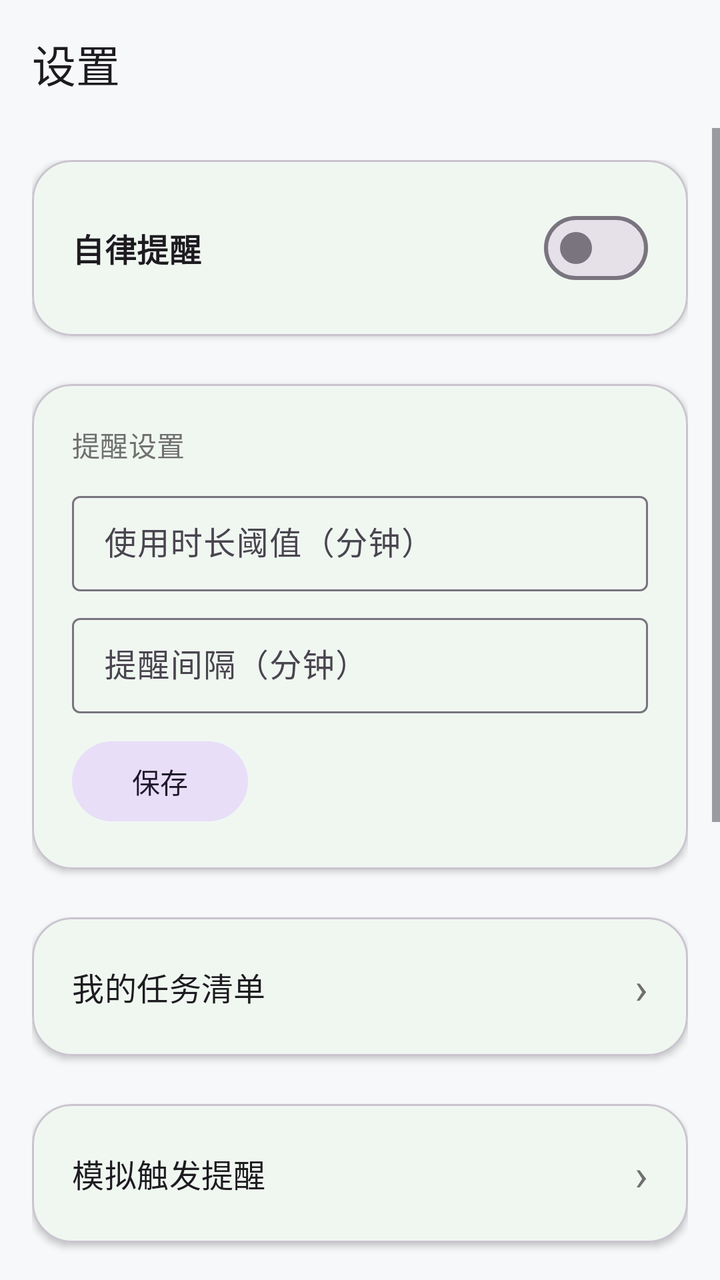
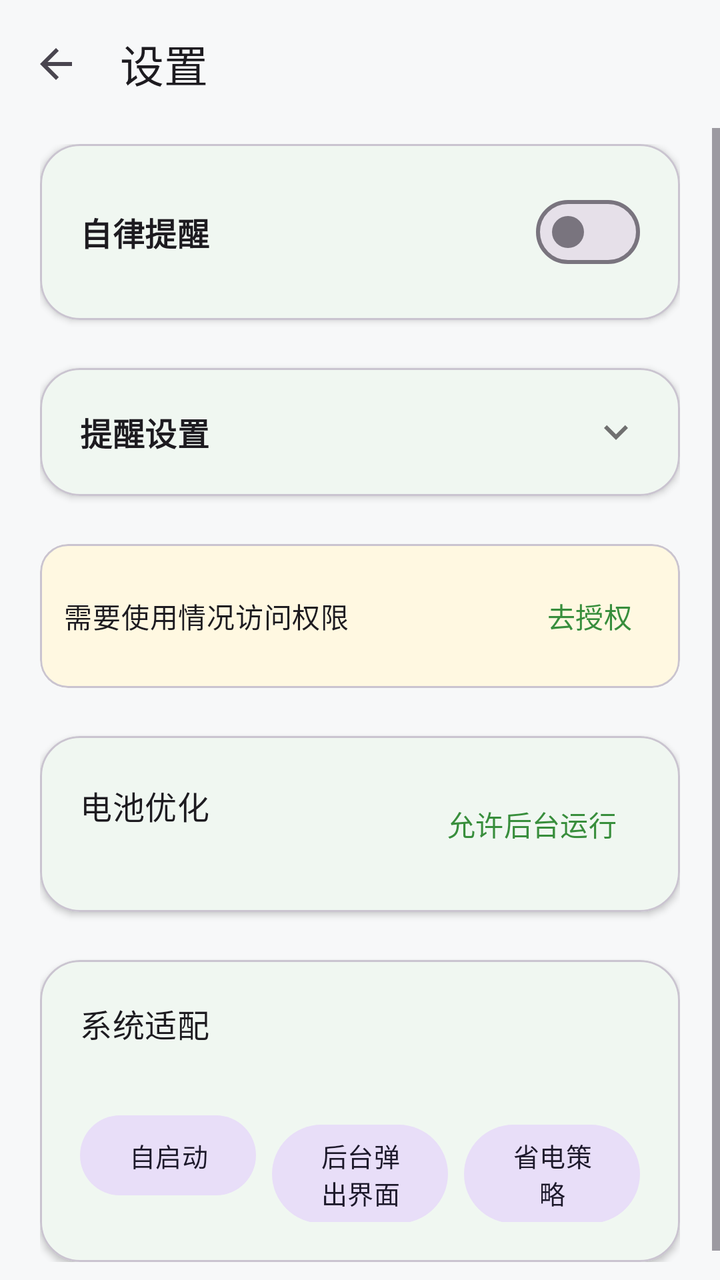

Two renders of the same Android screen: before a commit and after it. Below are the layout's source before the change and the commit's diff.
<!-- AndroidManifest.xml: application theme Theme.SelfDiscipline -->
<!-- res/layout/activity_settings.xml -->
<?xml version="1.0" encoding="utf-8"?>
<LinearLayout xmlns:android="http://schemas.android.com/apk/res/android"
    xmlns:app="http://schemas.android.com/apk/res-auto"
    android:layout_width="match_parent"
    android:layout_height="match_parent"
    android:background="@color/bg"
    android:orientation="vertical">

    <com.google.android.material.appbar.MaterialToolbar
        android:id="@+id/toolbar"
        android:layout_width="match_parent"
        android:layout_height="?attr/actionBarSize"
        android:background="@color/bg"
        app:title="设置"
        app:titleTextAppearance="?attr/textAppearanceTitleLarge" />

    <ScrollView
        android:layout_width="match_parent"
        android:layout_height="match_parent"
        android:fillViewport="true">

        <LinearLayout
            android:layout_width="match_parent"
            android:layout_height="wrap_content"
            android:orientation="vertical"
            android:padding="16dp">

            
            <com.google.android.material.card.MaterialCardView
                android:layout_width="match_parent"
                android:layout_height="wrap_content"
                app:cardBackgroundColor="@color/surface"
                app:cardCornerRadius="20dp"
                app:cardElevation="2dp">

                <LinearLayout
                    android:layout_width="match_parent"
                    android:layout_height="wrap_content"
                    android:gravity="center_vertical"
                    android:orientation="horizontal"
                    android:padding="20dp">

                    <TextView
                        android:layout_width="0dp"
                        android:layout_height="wrap_content"
                        android:layout_weight="1"
                        android:text="自律提醒"
                        android:textAppearance="?attr/textAppearanceTitleMedium"
                        android:textStyle="bold" />

                    <com.google.android.material.materialswitch.MaterialSwitch
                        android:id="@+id/switchMonitor"
                        android:layout_width="wrap_content"
                        android:layout_height="wrap_content" />
                </LinearLayout>
            </com.google.android.material.card.MaterialCardView>

            
            <com.google.android.material.card.MaterialCardView
                android:layout_width="match_parent"
                android:layout_height="wrap_content"
                android:layout_marginTop="24dp"
                app:cardBackgroundColor="@color/surface"
                app:cardCornerRadius="20dp"
                app:cardElevation="2dp">

                <LinearLayout
                    android:layout_width="match_parent"
                    android:layout_height="wrap_content"
                    android:orientation="vertical"
                    android:padding="20dp">

                    <TextView
                        android:layout_width="wrap_content"
                        android:layout_height="wrap_content"
                        android:text="提醒设置"
                        android:textAppearance="?attr/textAppearanceLabelLarge"
                        android:textColor="@color/text_secondary" />

                    <com.google.android.material.textfield.TextInputLayout
                        android:layout_width="match_parent"
                        android:layout_height="wrap_content"
                        android:layout_marginTop="10dp"
                        android:hint="使用时长阈值（分钟）"
                        style="@style/Widget.Material3.TextInputLayout.OutlinedBox.Dense">

                        <com.google.android.material.textfield.TextInputEditText
                            android:id="@+id/etThreshold"
                            android:layout_width="match_parent"
                            android:layout_height="wrap_content"
                            android:inputType="number"
                            android:maxLines="1" />
                    </com.google.android.material.textfield.TextInputLayout>

                    <com.google.android.material.textfield.TextInputLayout
                        android:layout_width="match_parent"
                        android:layout_height="wrap_content"
                        android:layout_marginTop="8dp"
                        android:hint="提醒间隔（分钟）"
                        style="@style/Widget.Material3.TextInputLayout.OutlinedBox.Dense">

                        <com.google.android.material.textfield.TextInputEditText
                            android:id="@+id/etInterval"
                            android:layout_width="match_parent"
                            android:layout_height="wrap_content"
                            android:inputType="number"
                            android:maxLines="1" />
                    </com.google.android.material.textfield.TextInputLayout>

                    <com.google.android.material.button.MaterialButton
                        android:id="@+id/btnSave"
                        android:layout_width="wrap_content"
                        android:layout_height="wrap_content"
                        android:layout_marginTop="10dp"
                        android:text="保存"
                        style="@style/Widget.Material3.Button.TonalButton" />
                </LinearLayout>
            </com.google.android.material.card.MaterialCardView>

            
            <com.google.android.material.card.MaterialCardView
                android:id="@+id/cardTaskList"
                android:layout_width="match_parent"
                android:layout_height="wrap_content"
                android:layout_marginTop="24dp"
                android:clickable="true"
                android:focusable="true"
                android:foreground="?attr/selectableItemBackground"
                app:cardBackgroundColor="@color/surface"
                app:cardCornerRadius="20dp"
                app:cardElevation="2dp">

                <LinearLayout
                    android:layout_width="match_parent"
                    android:layout_height="wrap_content"
                    android:gravity="center_vertical"
                    android:orientation="horizontal"
                    android:padding="20dp">

                    <TextView
                        android:layout_width="0dp"
                        android:layout_height="wrap_content"
                        android:layout_weight="1"
                        android:text="我的任务清单"
                        android:textAppearance="?attr/textAppearanceTitleMedium" />

                    <TextView
                        android:layout_width="wrap_content"
                        android:layout_height="wrap_content"
                        android:text="›"
                        android:textColor="@color/text_secondary"
                        android:textAppearance="?attr/textAppearanceTitleLarge" />
                </LinearLayout>
            </com.google.android.material.card.MaterialCardView>

            
            <com.google.android.material.card.MaterialCardView
                android:id="@+id/cardTestReminder"
                android:layout_width="match_parent"
                android:layout_height="wrap_content"
                android:layout_marginTop="24dp"
                android:clickable="true"
                android:focusable="true"
                android:foreground="?attr/selectableItemBackground"
                app:cardBackgroundColor="@color/surface"
                app:cardCornerRadius="20dp"
                app:cardElevation="2dp">

                <LinearLayout
                    android:layout_width="match_parent"
                    android:layout_height="wrap_content"
                    android:gravity="center_vertical"
                    android:orientation="horizontal"
                    android:padding="20dp">

                    <TextView
                        android:layout_width="0dp"
                        android:layout_height="wrap_content"
                        android:layout_weight="1"
                        android:text="模拟触发提醒"
                        android:textAppearance="?attr/textAppearanceTitleMedium" />

                    <TextView
                        android:layout_width="wrap_content"
                        android:layout_height="wrap_content"
                        android:text="›"
                        android:textColor="@color/text_secondary"
                        android:textAppearance="?attr/textAppearanceTitleLarge" />
                </LinearLayout>
            </com.google.android.material.card.MaterialCardView>

            
            <com.google.android.material.card.MaterialCardView
                android:id="@+id/cardPermission"
                android:layout_width="match_parent"
                android:layout_height="wrap_content"
                android:layout_marginTop="24dp"
                app:cardBackgroundColor="#FFF8E1"
                app:cardCornerRadius="14dp"
                app:cardElevation="0dp">

                <LinearLayout
                    android:layout_width="match_parent"
                    android:layout_height="wrap_content"
                    android:gravity="center_vertical"
                    android:orientation="horizontal"
                    android:padding="12dp">

                    <TextView
                        android:layout_width="0dp"
                        android:layout_height="wrap_content"
                        android:layout_weight="1"
                        android:text="需要使用情况访问权限"
                        android:textAppearance="?attr/textAppearanceBodyMedium" />

                    <com.google.android.material.button.MaterialButton
                        android:id="@+id/btnGrantPermission"
                        android:layout_width="wrap_content"
                        android:layout_height="wrap_content"
                        android:minWidth="0dp"
                        android:paddingStart="14dp"
                        android:paddingEnd="14dp"
                        android:text="去授权"
                        style="@style/Widget.Material3.Button.TextButton" />
                </LinearLayout>
            </com.google.android.material.card.MaterialCardView>

            
            <com.google.android.material.card.MaterialCardView
                android:layout_width="match_parent"
                android:layout_height="wrap_content"
                android:layout_marginTop="24dp"
                app:cardBackgroundColor="@color/surface"
                app:cardCornerRadius="20dp"
                app:cardElevation="2dp">

                <LinearLayout
                    android:layout_width="match_parent"
                    android:layout_height="wrap_content"
                    android:gravity="center_vertical"
                    android:orientation="horizontal"
                    android:padding="20dp">

                    <LinearLayout
                        android:layout_width="0dp"
                        android:layout_height="wrap_content"
                        android:layout_weight="1"
                        android:orientation="vertical">

                        <TextView
                            android:layout_width="wrap_content"
                            android:layout_height="wrap_content"
                            android:text="电池优化"
                            android:textAppearance="?attr/textAppearanceTitleMedium" />

                        <TextView
                            android:id="@+id/tvBatteryStatus"
                            android:layout_width="wrap_content"
                            android:layout_height="wrap_content"
                            android:layout_marginTop="2dp"
                            android:textAppearance="?attr/textAppearanceBodySmall"
                            android:textColor="@color/text_secondary" />
                    </LinearLayout>

                    <com.google.android.material.button.MaterialButton
                        android:id="@+id/btnBattery"
                        android:layout_width="wrap_content"
                        android:layout_height="wrap_content"
                        android:minWidth="0dp"
                        android:paddingStart="14dp"
                        android:paddingEnd="14dp"
                        android:text="允许后台运行"
                        style="@style/Widget.Material3.Button.TextButton" />
                </LinearLayout>
            </com.google.android.material.card.MaterialCardView>

            
            <com.google.android.material.card.MaterialCardView
                android:id="@+id/cardDeviceCompat"
                android:layout_width="match_parent"
                android:layout_height="wrap_content"
                android:layout_marginTop="24dp"
                app:cardBackgroundColor="@color/surface"
                app:cardCornerRadius="20dp"
                app:cardElevation="2dp">

                <LinearLayout
                    android:layout_width="match_parent"
                    android:layout_height="wrap_content"
                    android:orientation="vertical"
                    android:padding="20dp">

                    <TextView
                        android:layout_width="wrap_content"
                        android:layout_height="wrap_content"
                        android:text="系统适配"
                        android:textAppearance="?attr/textAppearanceTitleMedium" />

                    <TextView
                        android:id="@+id/tvDeviceCompatStatus"
                        android:layout_width="wrap_content"
                        android:layout_height="wrap_content"
                        android:layout_marginTop="4dp"
                        android:textAppearance="?attr/textAppearanceBodySmall"
                        android:textColor="@color/text_secondary" />

                    <LinearLayout
                        android:layout_width="match_parent"
                        android:layout_height="wrap_content"
                        android:layout_marginTop="10dp"
                        android:orientation="horizontal">

                        <com.google.android.material.button.MaterialButton
                            android:id="@+id/btnAutoStart"
                            android:layout_width="0dp"
                            android:layout_height="wrap_content"
                            android:layout_weight="1"
                            android:minWidth="0dp"
                            android:paddingStart="4dp"
                            android:paddingEnd="4dp"
                            android:text="自启动"
                            android:textSize="13sp"
                            style="@style/Widget.Material3.Button.TonalButton" />

                        <com.google.android.material.button.MaterialButton
                            android:id="@+id/btnPermEditor"
                            android:layout_width="0dp"
                            android:layout_height="wrap_content"
                            android:layout_marginStart="8dp"
                            android:layout_weight="1"
                            android:minWidth="0dp"
                            android:paddingStart="4dp"
                            android:paddingEnd="4dp"
                            android:text="后台弹出界面"
                            android:textSize="13sp"
                            style="@style/Widget.Material3.Button.TonalButton" />

                        <com.google.android.material.button.MaterialButton
                            android:id="@+id/btnAppDetails"
                            android:layout_width="0dp"
                            android:layout_height="wrap_content"
                            android:layout_marginStart="8dp"
                            android:layout_weight="1"
                            android:minWidth="0dp"
                            android:paddingStart="4dp"
                            android:paddingEnd="4dp"
                            android:text="省电策略"
                            android:textSize="13sp"
                            style="@style/Widget.Material3.Button.TonalButton" />
                    </LinearLayout>
                </LinearLayout>
            </com.google.android.material.card.MaterialCardView>
        </LinearLayout>
    </ScrollView>
</LinearLayout>
<!-- resources referenced by this layout -->
<resources>
  <color name="bg">#F7F8F9</color>
  <color name="surface">#FFFFFF</color>
  <color name="text_secondary">#707070</color>
  <style name="Theme.SelfDiscipline" parent="Theme.Material3.Light.NoActionBar">
          <item name="colorPrimary">@color/primary</item>
          <item name="colorOnPrimary">@color/white</item>
          <item name="colorPrimaryContainer">@color/primary_container</item>
          <item name="colorOnPrimaryContainer">@color/on_primary_container</item>
          <item name="colorSurface">@color/surface</item>
          <item name="colorSurfaceVariant">@color/surface_variant</item>
          <item name="android:windowBackground">@color/bg</item>
          <item name="android:statusBarColor">@color/bg</item>
          <item name="android:windowLightStatusBar">true</item>
      </style>
  <color name="primary">#388E3C</color>
  <color name="white">#FFFFFF</color>
  <color name="primary_container">#A5D6A7</color>
  <color name="on_primary_container">#1B5E20</color>
  <color name="surface_variant">#EAECEB</color>
</resources>

<!-- the commit's change to res/layout/activity_settings.xml (unified diff, before → after) -->
@@ -11,19 +11,24 @@
         android:layout_width="match_parent"
         android:layout_height="?attr/actionBarSize"
         android:background="@color/bg"
+        app:navigationIcon="?attr/homeAsUpIndicator"
         app:title="设置"
         app:titleTextAppearance="?attr/textAppearanceTitleLarge" />
 
     <ScrollView
         android:layout_width="match_parent"
-        android:layout_height="match_parent"
+        android:layout_height="0dp"
+        android:layout_weight="1"
         android:fillViewport="true">
 
         <LinearLayout
             android:layout_width="match_parent"
             android:layout_height="wrap_content"
             android:orientation="vertical"
-            android:padding="16dp">
+            android:paddingStart="20dp"
+            android:paddingEnd="20dp"
+            android:paddingTop="8dp"
+            android:paddingBottom="24dp">
 
             
             <com.google.android.material.card.MaterialCardView
@@ -67,125 +72,85 @@
                 <LinearLayout
                     android:layout_width="match_parent"
                     android:layout_height="wrap_content"
-                    android:orientation="vertical"
-                    android:padding="20dp">
-
-                    <TextView
-                        android:layout_width="wrap_content"
-                        android:layout_height="wrap_content"
-                        android:text="提醒设置"
-                        android:textAppearance="?attr/textAppearanceLabelLarge"
-                        android:textColor="@color/text_secondary" />
-
-                    <com.google.android.material.textfield.TextInputLayout
+                    android:orientation="vertical">
+
+                    
+                    <LinearLayout
+                        android:id="@+id/remindHeader"
                         android:layout_width="match_parent"
                         android:layout_height="wrap_content"
-                        android:layout_marginTop="10dp"
-                        android:hint="使用时长阈值（分钟）"
-                        style="@style/Widget.Material3.TextInputLayout.OutlinedBox.Dense">
-
-                        <com.google.android.material.textfield.TextInputEditText
-                            android:id="@+id/etThreshold"
+                        android:background="?attr/selectableItemBackground"
+                        android:clickable="true"
+                        android:focusable="true"
+                        android:gravity="center_vertical"
+                        android:orientation="horizontal"
+                        android:padding="20dp">
+
+                        <TextView
+                            android:layout_width="0dp"
+                            android:layout_height="wrap_content"
+                            android:layout_weight="1"
+                            android:text="提醒设置"
+                            android:textAppearance="?attr/textAppearanceTitleMedium"
+                            android:textStyle="bold" />
+
+                        <ImageView
+                            android:id="@+id/ivRemindArrow"
+                            android:layout_width="24dp"
+                            android:layout_height="24dp"
+                            android:contentDescription="展开"
+                            android:src="@drawable/ic_expand_more"
+                            app:tint="@color/text_secondary" />
+                    </LinearLayout>
+
+                    
+                    <LinearLayout
+                        android:id="@+id/layoutRemindFields"
+                        android:layout_width="match_parent"
+                        android:layout_height="wrap_content"
+                        android:orientation="vertical"
+                        android:paddingStart="20dp"
+                        android:paddingEnd="20dp"
+                        android:paddingBottom="20dp"
+                        android:visibility="gone">
+
+                        <com.google.android.material.textfield.TextInputLayout
                             android:layout_width="match_parent"
                             android:layout_height="wrap_content"
-                            android:inputType="number"
-                            android:maxLines="1" />
-                    </com.google.android.material.textfield.TextInputLayout>
-
-                    <com.google.android.material.textfield.TextInputLayout
-                        android:layout_width="match_parent"
-                        android:layout_height="wrap_content"
-                        android:layout_marginTop="8dp"
-                        android:hint="提醒间隔（分钟）"
-                        style="@style/Widget.Material3.TextInputLayout.OutlinedBox.Dense">
-
-                        <com.google.android.material.textfield.TextInputEditText
-                            android:id="@+id/etInterval"
+                            android:hint="使用时长阈值（分钟）"
+                            style="@style/Widget.Material3.TextInputLayout.OutlinedBox.Dense">
+
+                            <com.google.android.material.textfield.TextInputEditText
+                                android:id="@+id/etThreshold"
+                                android:layout_width="match_parent"
+                                android:layout_height="wrap_content"
+                                android:inputType="number"
+                                android:maxLines="1" />
+                        </com.google.android.material.textfield.TextInputLayout>
+
+                        <com.google.android.material.textfield.TextInputLayout
                             android:layout_width="match_parent"
                             android:layout_height="wrap_content"
-                            android:inputType="number"
-                            android:maxLines="1" />
-                    </com.google.android.material.textfield.TextInputLayout>
-
-                    <com.google.android.material.button.MaterialButton
-                        android:id="@+id/btnSave"
-                        android:layout_width="wrap_content"
-                        android:layout_height="wrap_content"
-                        android:layout_marginTop="10dp"
-                        android:text="保存"
-                        style="@style/Widget.Material3.Button.TonalButton" />
-                </LinearLayout>
-            </com.google.android.material.card.MaterialCardView>
-
-            
-            <com.google.android.material.card.MaterialCardView
-                android:id="@+id/cardTaskList"
-                android:layout_width="match_parent"
-                android:layout_height="wrap_content"
-                android:layout_marginTop="24dp"
-                android:clickable="true"
-                android:focusable="true"
-                android:foreground="?attr/selectableItemBackground"
-                app:cardBackgroundColor="@color/surface"
-                app:cardCornerRadius="20dp"
-                app:cardElevation="2dp">
-
-                <LinearLayout
-                    android:layout_width="match_parent"
-                    android:layout_height="wrap_content"
-                    android:gravity="center_vertical"
-                    android:orientation="horizontal"
-                    android:padding="20dp">
-
-                    <TextView
-                        android:layout_width="0dp"
-                        android:layout_height="wrap_content"
-                        android:layout_weight="1"
-                        android:text="我的任务清单"
-                        android:textAppearance="?attr/textAppearanceTitleMedium" />
-
-                    <TextView
-                        android:layout_width="wrap_content"
-                        android:layout_height="wrap_content"
-                        android:text="›"
-                        android:textColor="@color/text_secondary"
-                        android:textAppearance="?attr/textAppearanceTitleLarge" />
-                </LinearLayout>
-            </com.google.android.material.card.MaterialCardView>
-
-            
-            <com.google.android.material.card.MaterialCardView
-                android:id="@+id/cardTestReminder"
-                android:layout_width="match_parent"
-                android:layout_height="wrap_content"
-                android:layout_marginTop="24dp"
-                android:clickable="true"
-                android:focusable="true"
-                android:foreground="?attr/selectableItemBackground"
-                app:cardBackgroundColor="@color/surface"
-                app:cardCornerRadius="20dp"
-                app:cardElevation="2dp">
-
-                <LinearLayout
-                    android:layout_width="match_parent"
-                    android:layout_height="wrap_content"
-                    android:gravity="center_vertical"
-                    android:orientation="horizontal"
-                    android:padding="20dp">
-
-                    <TextView
-                        android:layout_width="0dp"
-                        android:layout_height="wrap_content"
-                        android:layout_weight="1"
-                        android:text="模拟触发提醒"
-                        android:textAppearance="?attr/textAppearanceTitleMedium" />
-
-                    <TextView
-                        android:layout_width="wrap_content"
-                        android:layout_height="wrap_content"
-                        android:text="›"
-                        android:textColor="@color/text_secondary"
-                        android:textAppearance="?attr/textAppearanceTitleLarge" />
+                            android:layout_marginTop="8dp"
+                            android:hint="提醒间隔（分钟）"
+                            style="@style/Widget.Material3.TextInputLayout.OutlinedBox.Dense">
+
+                            <com.google.android.material.textfield.TextInputEditText
+                                android:id="@+id/etInterval"
+                                android:layout_width="match_parent"
+                                android:layout_height="wrap_content"
+                                android:inputType="number"
+                                android:maxLines="1" />
+                        </com.google.android.material.textfield.TextInputLayout>
+
+                        <com.google.android.material.button.MaterialButton
+                            android:id="@+id/btnSave"
+                            android:layout_width="wrap_content"
+                            android:layout_height="wrap_content"
+                            android:layout_marginTop="10dp"
+                            android:text="保存"
+                            style="@style/Widget.Material3.Button.TonalButton" />
+                    </LinearLayout>
                 </LinearLayout>
             </com.google.android.material.card.MaterialCardView>
 
<!-- resource entries referenced after the edit -->
@@ -3,6 +3,17 @@
   <color name="bg">#F7F8F9</color>
   <color name="surface">#FFFFFF</color>
   <color name="text_secondary">#707070</color>
+  <!-- drawable ic_expand_more (drawable) -->
+  <?xml version="1.0" encoding="utf-8"?>
+  <vector xmlns:android="http://schemas.android.com/apk/res/android"
+      android:width="24dp"
+      android:height="24dp"
+      android:viewportWidth="24"
+      android:viewportHeight="24">
+      <path
+          android:fillColor="#FF000000"
+          android:pathData="M16.59,8.59L12,13.17L7.41,8.59L6,10l6,6l6,-6z" />
+  </vector>
   <style name="Theme.SelfDiscipline" parent="Theme.Material3.Light.NoActionBar">
           <item name="colorPrimary">@color/primary</item>
           <item name="colorOnPrimary">@color/white</item>
